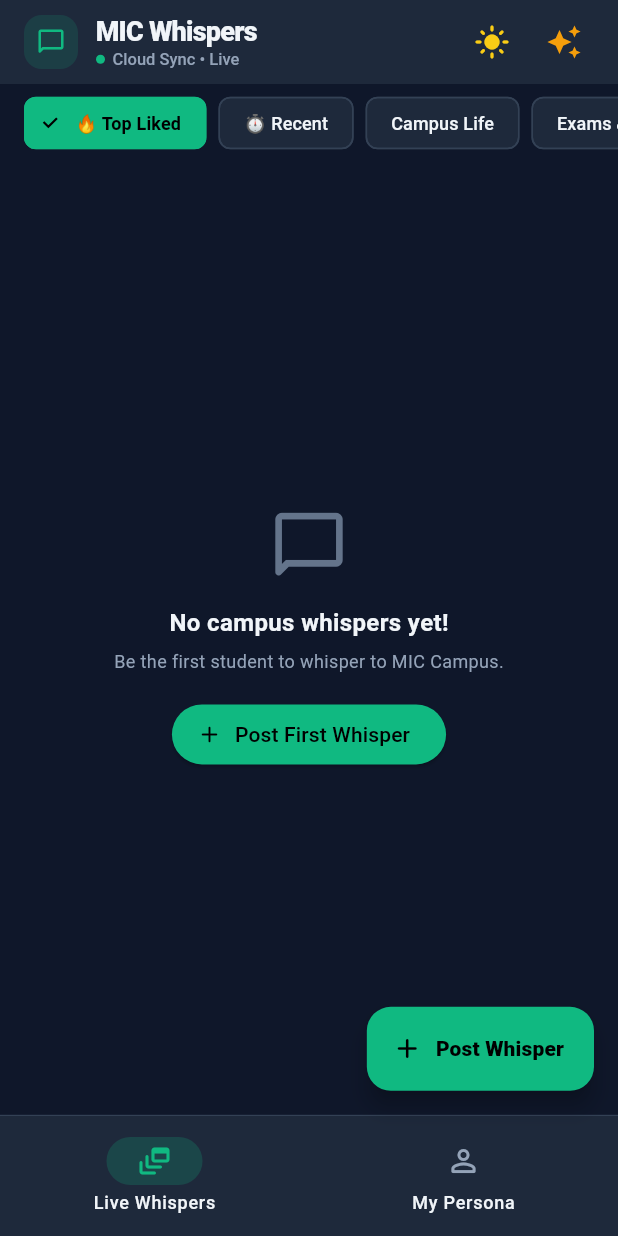
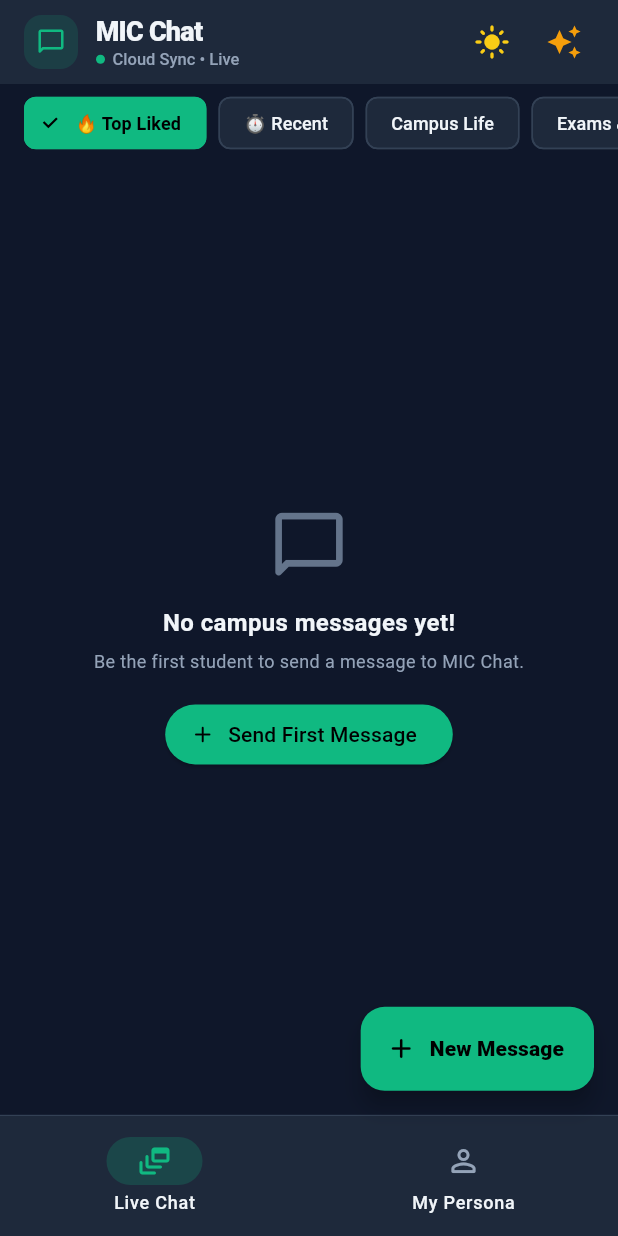
Before and after one commit to wellnocsolutions/mic_whispers, a Flutter app: the screen it shows once a user with an empty profile is signed in, on a phone screen of 412 x 824 dp. Run offline on Flutter 3.47's test engine with Material 3 defaults, Android fonts, the phone set to English and light mode, and no system bars; our stand-ins replace cloud_firestore, firebase_auth, firebase_core, firebase_storage, image_picker; accounts and stored records are empty; network calls fail.

Commit message:
Rename UI branding from MIC Whispers to MIC Chat

```diff
--- a/lib/main.dart
+++ b/lib/main.dart
@@ -105,7 +105,7 @@ class MicWhispersApp extends StatelessWidget {
       valueListenable: AppTheme.themeNotifier,
       builder: (context, currentMode, _) {
         return MaterialApp(
-          title: 'MIC Whispers',
+          title: 'MIC Chat',
           debugShowCheckedModeBanner: false,
           themeMode: currentMode,
           theme: AppTheme.lightTheme,
@@ -241,7 +241,7 @@ class _LoginScreenState extends State<LoginScreen> {
         password: demoPassword,
       );
       if (cred.user != null) {
-        final demoHandle = 'Campus Whisperer #$randomId';
+        final demoHandle = 'Campus Member #$randomId';
         await cred.user!.updateDisplayName(demoHandle);
         await FirebaseFirestore.instance
             .collection('users')
@@ -309,7 +309,7 @@ class _LoginScreenState extends State<LoginScreen> {
                     ),
                     const SizedBox(height: 16),
                     Text(
-                      'MIC Whispers',
+                      'MIC Chat',
                       style: TextStyle(
                         fontSize: 28,
                         fontWeight: FontWeight.w900,
@@ -319,7 +319,7 @@ class _LoginScreenState extends State<LoginScreen> {
                     ),
                     const SizedBox(height: 4),
                     Text(
-                      'Encrypted Campus Social Hub • MIC Arts & Science College',
+                      'Campus Chat & Community • MIC Arts & Science College',
                       textAlign: TextAlign.center,
                       style: TextStyle(fontSize: 13, color: AppTheme.textSecondary(context)),
                     ),
@@ -614,7 +614,7 @@ class _MainNavigationScreenState extends State<MainNavigationScreen> {
                 crossAxisAlignment: CrossAxisAlignment.start,
                 children: [
                   Text(
-                    'MIC Whispers',
+                    'MIC Chat',
                     style: TextStyle(
                       fontSize: 18,
                       fontWeight: FontWeight.w900,
@@ -650,7 +650,7 @@ class _MainNavigationScreenState extends State<MainNavigationScreen> {
                 _buildDesktopNavButton(
                   context: context,
                   icon: Icons.dynamic_feed_rounded,
-                  label: 'Live Whispers',
+                  label: 'Live Chat',
                   isSelected: _currentTabIndex == 0,
                   onTap: () => setState(() => _currentTabIndex = 0),
                 ),
@@ -746,7 +746,7 @@ class _MainNavigationScreenState extends State<MainNavigationScreen> {
                     icon: Icon(Icons.dynamic_feed_rounded, color: AppTheme.textSecondary(context)),
                     selectedIcon:
                         const Icon(Icons.dynamic_feed_rounded, color: Color(0xFF10B981)),
-                    label: 'Live Whispers',
+                    label: 'Live Chat',
                   ),
                   NavigationDestination(
                     icon: Icon(Icons.person_outline_rounded, color: AppTheme.textSecondary(context)),
@@ -764,7 +764,7 @@ class _MainNavigationScreenState extends State<MainNavigationScreen> {
               foregroundColor: Colors.black,
               icon: const Icon(Icons.add_rounded, size: 22),
               label: const Text(
-                'Post Whisper',
+                'New Message',
                 style: TextStyle(fontWeight: FontWeight.w900, fontSize: 14),
               ),
             )
@@ -841,7 +841,7 @@ class _MainNavigationScreenState extends State<MainNavigationScreen> {
               ),
               icon: const Icon(Icons.add_rounded, size: 22),
               label: const Text(
-                'Post Campus Whisper',
+                'Post in MIC Chat',
                 style: TextStyle(
                   fontWeight: FontWeight.w900,
                   fontSize: 14,
@@ -1121,7 +1121,7 @@ class _MainNavigationScreenState extends State<MainNavigationScreen> {
                           size: 54, color: Color(0xFF64748B)),
                       const SizedBox(height: 12),
                       Text(
-                        'No campus whispers yet!',
+                        'No campus messages yet!',
                         style: TextStyle(
                             fontSize: 16,
                             fontWeight: FontWeight.bold,
@@ -1129,7 +1129,7 @@ class _MainNavigationScreenState extends State<MainNavigationScreen> {
                       ),
                       const SizedBox(height: 6),
                       Text(
-                        'Be the first student to whisper to MIC Campus.',
+                        'Be the first student to send a message to MIC Chat.',
                         style:
                             TextStyle(fontSize: 12, color: AppTheme.textSecondary(context)),
                       ),
@@ -1141,7 +1141,7 @@ class _MainNavigationScreenState extends State<MainNavigationScreen> {
                           foregroundColor: Colors.black,
                         ),
                         icon: const Icon(Icons.add_rounded),
-                        label: const Text('Post First Whisper'),
+                        label: const Text('Send First Message'),
                       ),
                     ],
                   ),
@@ -1233,7 +1233,7 @@ class _MainNavigationScreenState extends State<MainNavigationScreen> {
                     ),
                     const SizedBox(height: 16),
                     Text(
-                      '🤫 Whisper to MIC Campus',
+                      '💬 Post to MIC Chat',
                       style: TextStyle(
                         fontSize: 18,
                         fontWeight: FontWeight.bold,
@@ -1555,8 +1555,8 @@ class _MainNavigationScreenState extends State<MainNavigationScreen> {
                             : const Icon(Icons.send_rounded, size: 18),
                         label: Text(
                           isPublishing
-                              ? 'Publishing Whisper...'
-                              : 'Whisper Anonymously',
+                              ? 'Publishing Message...'
+                              : 'Post to MIC Chat',
                           style: const TextStyle(
                             fontWeight: FontWeight.bold,
                             fontSize: 14,
@@ -1637,7 +1637,7 @@ class _MainNavigationScreenState extends State<MainNavigationScreen> {
               const Icon(Icons.auto_awesome, color: Color(0xFFF59E0B)),
               const SizedBox(width: 8),
               Text(
-                'MIC Whispers v2.0 Scope',
+                'MIC Chat v2.0 Scope',
                 style: TextStyle(
                   fontSize: 17,
                   fontWeight: FontWeight.bold,
@@ -1655,7 +1655,7 @@ class _MainNavigationScreenState extends State<MainNavigationScreen> {
                 icon: Icons.security_rounded,
                 title: 'AI Content Moderation',
                 desc:
-                    'Google Gemini AI checks whispers before publishing to filter toxic content.',
+                    'Google Gemini AI checks messages before publishing to filter toxic content.',
               ),
               const SizedBox(height: 12),
               _buildScopeItem(
@@ -1669,7 +1669,7 @@ class _MainNavigationScreenState extends State<MainNavigationScreen> {
               _buildScopeItem(
                 context: context,
                 icon: Icons.mic_rounded,
-                title: 'Voice Notes Whisper',
+                title: 'Voice Notes in Chat',
                 desc:
                     '10-second anonymous voice notes with pitch modulation.',
               ),
@@ -2191,7 +2191,7 @@ class WhisperCard extends StatelessWidget {
                 onPressed: () {
                   ScaffoldMessenger.of(context).showSnackBar(
                     const SnackBar(
-                      content: Text('Whisper link ready to share on campus!'),
+                      content: Text('Chat link ready to share on campus!'),
                       backgroundColor: Color(0xFF10B981),
                       behavior: SnackBarBehavior.floating,
                       duration: Duration(seconds: 2),
```
Also changed, not shown: 4 other files.
